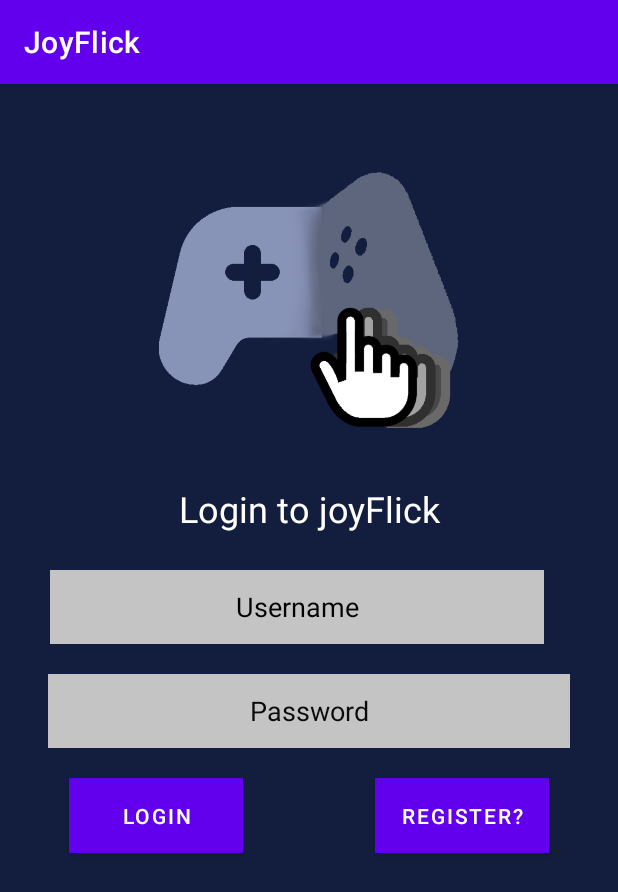
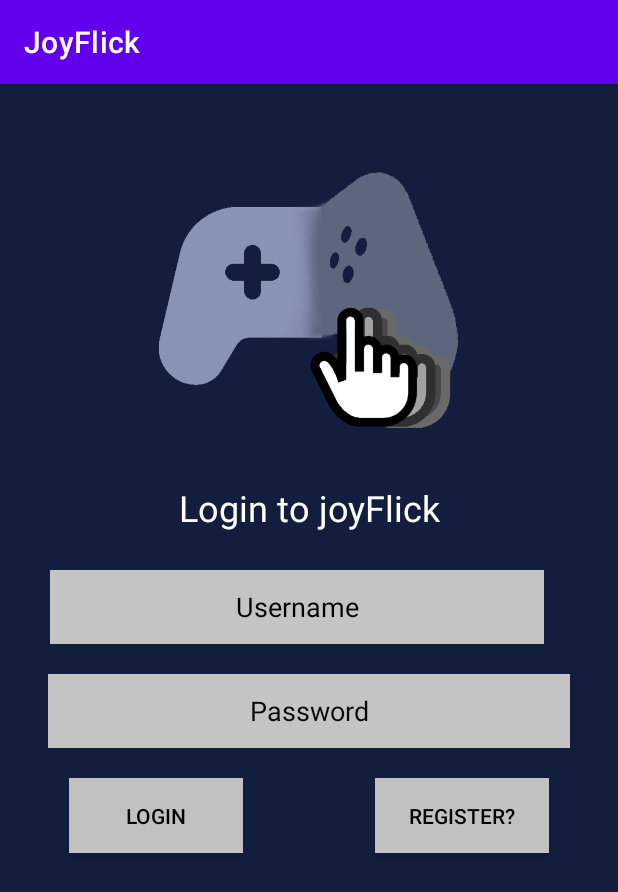
Before and after one commit to JoyFlickTeam/joyflick, an Android app: the screen it shows after launch (LoginActivity), on a phone screen of 412 x 824 dp. Shown: the top 892 px of the screen. Run offline under Robolectric (Android 15) with nearby library versions, the phone set to English and light mode, and no system bars; libraries missing offline, so code that uses them is left out: com.parse; 1 statement that could not run was skipped.

Commit message:
Done with signup and login page

```diff
--- a/app/src/main/java/com/joyflick/LoginActivity.java
+++ b/app/src/main/java/com/joyflick/LoginActivity.java
@@ -45,7 +45,7 @@ public class LoginActivity extends AppCompatActivity {
         Login.setOnClickListener(new View.OnClickListener() {
             @Override
             public void onClick(View view) {
-                Log.i(TAG, "Login button pressed");
+                 Log.i(TAG, "Login button pressed");
                 String username = etUsername.getText().toString();
                 String password = etPassword.getText().toString();
                 loginUser(username,password);
--- a/app/src/main/java/com/joyflick/fragments/ProfileFragment.java
+++ b/app/src/main/java/com/joyflick/fragments/ProfileFragment.java
@@ -15,5 +15,6 @@ public class ProfileFragment extends Fragment {
                              Bundle savedInstanceState) {
         // Inflate the layout for this fragment
         return inflater.inflate(R.layout.fragment_profile, container, false);
+
     }
 }
--- a/app/src/main/res/layout/activity_login.xml
+++ b/app/src/main/res/layout/activity_login.xml
@@ -47,7 +47,7 @@
         app:layout_constraintStart_toStartOf="parent"
         app:layout_constraintTop_toBottomOf="@+id/etUsername" />
 
-    <Button
+    <androidx.appcompat.widget.AppCompatButton
         android:id="@+id/rLogin"
         android:layout_width="116dp"
         android:layout_height="50dp"
@@ -57,16 +57,17 @@
         android:layout_marginBottom="326dp"
         android:background="#C4C4C4"
         android:backgroundTint="#C1C1C1"
-        android:backgroundTintMode="add"
         android:hapticFeedbackEnabled="false"
         android:text="Login"
+        android:textColor="#000000"
         app:layout_constraintBottom_toBottomOf="parent"
         app:layout_constraintEnd_toStartOf="@+id/register"
         app:layout_constraintStart_toStartOf="parent"
         app:layout_constraintTop_toBottomOf="@+id/etPassword"
-        app:layout_constraintVertical_bias="0.0" />
+        app:layout_constraintVertical_bias="0.0"
+        tools:ignore="TextContrastCheck" />
 
-    <Button
+    <androidx.appcompat.widget.AppCompatButton
         android:id="@+id/register"
         android:layout_width="116dp"
         android:layout_height="50dp"
@@ -77,11 +78,13 @@
         android:background="#C4C4C4"
         android:backgroundTint="#C1C1C1"
         android:text="Register?"
+        android:textColor="#000000"
         app:layout_constraintBottom_toBottomOf="parent"
         app:layout_constraintEnd_toEndOf="parent"
         app:layout_constraintStart_toEndOf="@+id/rLogin"
         app:layout_constraintTop_toBottomOf="@+id/etPassword"
-        app:layout_constraintVertical_bias="0.0" />
+        app:layout_constraintVertical_bias="0.0"
+        tools:ignore="TextContrastCheck" />
 
     <ImageView
         android:id="@+id/LoginImage"
@@ -105,6 +108,7 @@
         android:background="#131D3E"
         android:ems="10"
         android:inputType="textPersonName"
+        android:minHeight="48dp"
         android:text="Login to joyFlick"
         android:textAlignment="center"
         android:textColor="#FFFFFF"
--- a/app/src/main/res/layout/activity_register.xml
+++ b/app/src/main/res/layout/activity_register.xml
@@ -56,7 +56,7 @@
         android:textAlignment="center"
         android:textColorHint="#000000" />
 
-    <Button
+    <androidx.appcompat.widget.AppCompatButton
         android:id="@+id/rSignup"
         android:layout_width="116dp"
         android:layout_height="60dp"
@@ -66,9 +66,10 @@
         android:layout_marginTop="30dp"
         android:layout_marginEnd="90dp"
         android:layout_toStartOf="@+id/rLogin"
+        android:backgroundTint="#C4C4C4"
         android:text="Sign Up" />
 
-    <Button
+    <androidx.appcompat.widget.AppCompatButton
         android:id="@+id/rLogin"
         android:layout_width="116dp"
         android:layout_height="60dp"
@@ -76,6 +77,7 @@
         android:layout_alignParentEnd="true"
         android:layout_marginTop="30dp"
         android:layout_marginEnd="30dp"
+        android:backgroundTint="#C4C4C4"
         android:text="Login?" />
 
     <EditText
```
